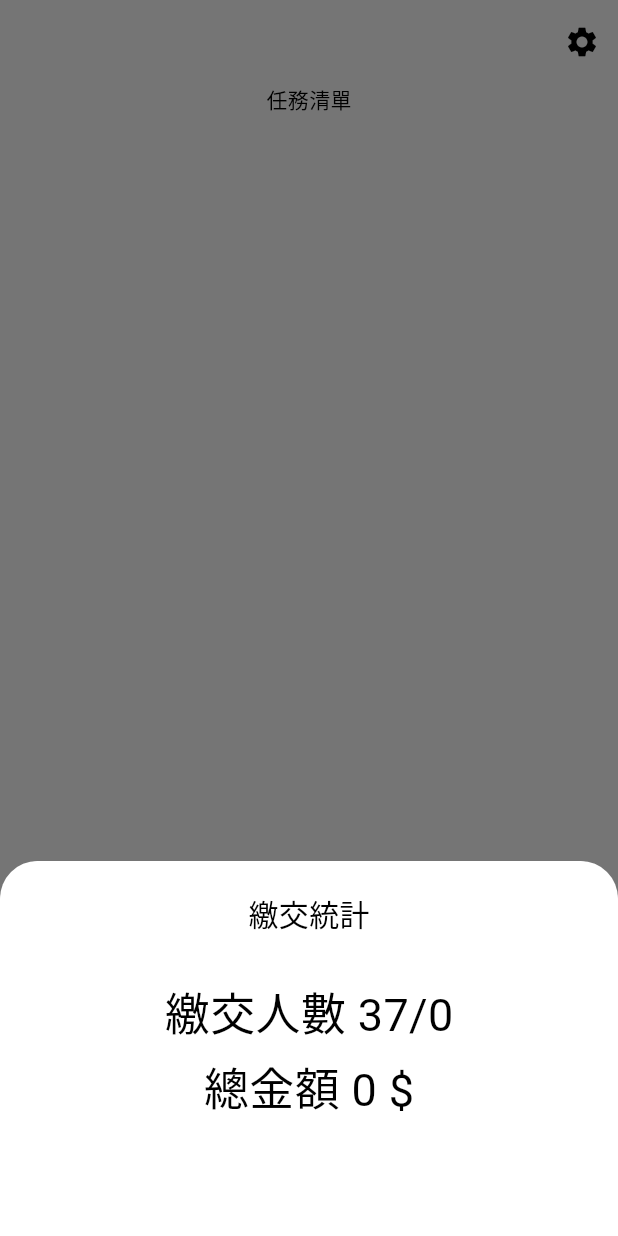
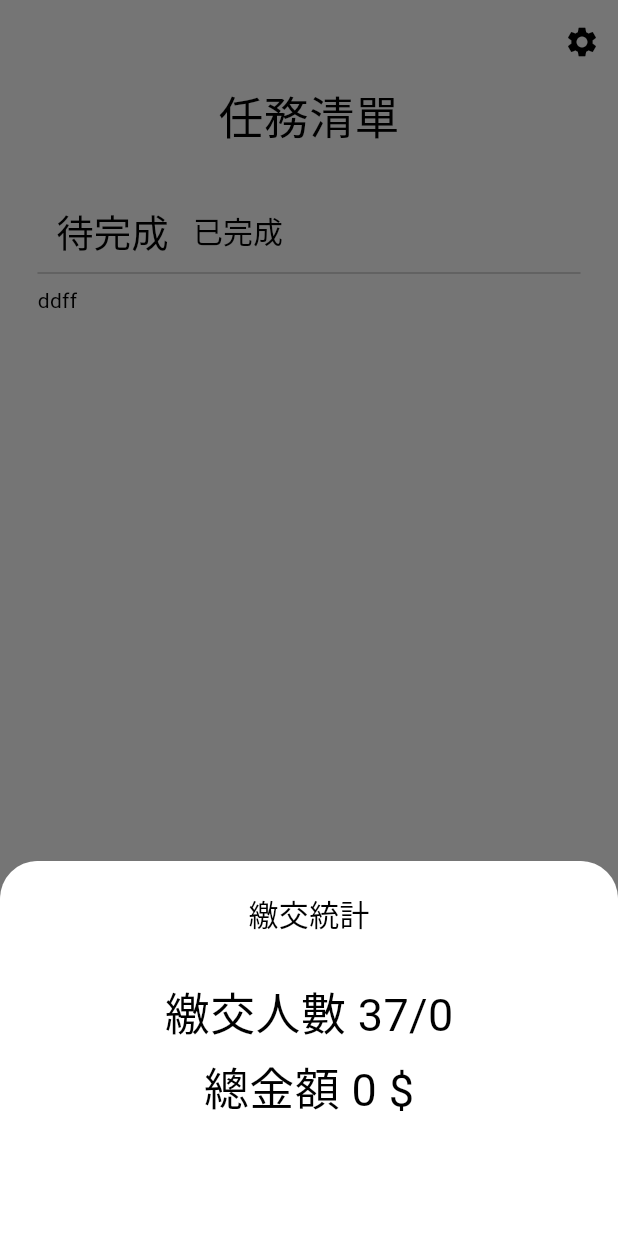
Before and after one commit to ivan17lai/class-recorder, a Flutter app: the screen it shows after launch, item 2 of the bottom bar chosen, after a tap on the "article" icon, on a phone screen of 412 x 824 dp. Run offline on Flutter 3.47's test engine with Material 3 defaults, Android fonts, the phone set to English and light mode, and no system bars; our stand-ins replace shared_preferences; missing offline and left inert: dart:ffi.

Commit message:
new page

```diff
--- a/lib/caseList.dart
+++ b/lib/caseList.dart
@@ -11,13 +11,151 @@ class caseList extends StatefulWidget{
 
 }
 
+int pageTag = 0;
+
 class _caseList extends State<caseList>{
+
+  double getTextSize(index){
+    return ((index)==pageTag)? 25:20;
+  }
+
+  PageController controller = PageController();
+
 
   @override
   Widget build(BuildContext context){
-    return Container(
-      child: Text('任務清單'),
+    return Column(
+
+      children: [
+        Text('任務清單',style:TextStyle(fontSize: 30),),
+        SizedBox(
+          height: 10,
+        ),
+        Container(
+            height: 550,
+            margin: EdgeInsets.all(25),
+            child: Column(
+              children: [
+
+                Row(
+                  children: [
+                    SizedBox(
+                      height: 40,
+                      child: Row(
+                        children: [
+                          InkWell(
+                            child: AnimatedDefaultTextStyle(
+                              child: Text('  待完成 '),
+                              style:TextStyle(
+                                color: Colors.black,
+                                fontSize: getTextSize(0),
+                                fontWeight: FontWeight.w500,
+                              ),
+                              duration: Duration(milliseconds: 50),
+                              curve: Curves.easeInOut,
+                            ),
+                            onTap: (){
+                              pageTag = 0;
+                              controller.animateToPage(
+                                  0,
+                                  duration: Duration(milliseconds: 100),
+                                  curve: Curves.easeInOut,
+                              );
+                              setState(() {
+
+                              });
+                            },
+                          ),
+                          InkWell(
+                            child: AnimatedDefaultTextStyle(
+                              child: Text('  已完成 '),
+                              style:TextStyle(
+                                color: Colors.black,
+                                fontSize: getTextSize(1),
+                                fontWeight: FontWeight.w500,
+                              ),
+                              duration: Duration(milliseconds: 50),
+                              curve: Curves.easeInOut,
+                            ),
+                            onTap: (){
+                              pageTag = 1;
+                              controller.animateToPage(
+                                1,
+                                duration: Duration(milliseconds: 100),
+                                curve: Curves.easeInOut,
+                              );
+                              setState(() {
+
+                              });
+                            },
+                          ),
+                        ],
+                      ),
+                    )
+                  ],
+                ),
+
+                Divider(
+                  color: Color.fromARGB(255, 200, 200, 200),
+                ),
+
+                SizedBox(
+                  child: PageView(
+
+                    controller:  controller,
+                    children: [
+                      notfinishList(),
+                      finishList(),
+                    ],
+                    physics: NeverScrollableScrollPhysics(),
+
+                  ),
+
+                  width: 500,
+                  height: 400,
+                ),
+
+              ],
+            )
+        )
+      ],
     );
   }
 
 }
+
+class finishList extends StatefulWidget{
+
+  @override
+  _finishList createState(){
+    return _finishList();
+  }
+
+}
+
+class _finishList extends State<finishList>{
+
+  @override
+  Widget build(BuildContext context){
+    return Text('dd');
+  }
+
+}
+
+class notfinishList extends StatefulWidget{
+
+  @override
+  _notfinishList createState(){
+    return _notfinishList();
+  }
+
+}
+
+class _notfinishList extends State<notfinishList>{
+
+  @override
+  Widget build(BuildContext context){
+    return Text('ddff');
+  }
+
+}
--- a/lib/main.dart
+++ b/lib/main.dart
@@ -66,6 +66,7 @@ class _mainPage extends State<mainPage>{
       body:
           PageView(
             controller: controller,
+            physics: NeverScrollableScrollPhysics(),
             children: [
               pageList[0],
               pageList[1],
```
Also changed, not shown: lib/class.dart (+7 -2 lines).
